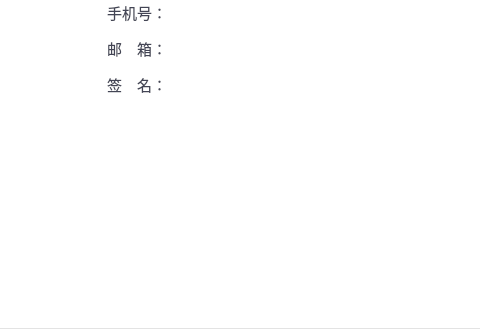
Qt form STSample/STContactDetail.ui (sunpu/stsample) before a commit; both pictures show x 102 to 582 and y 250 to 579 of the 685 by 579 pixel window.
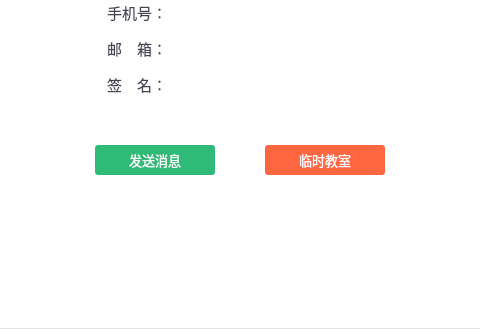
The same form after that commit. Icons and pictures are not drawn. Custom widgets are drawn as their Qt base class.

The edit to the form file:
```diff
--- a/STSample/STContactDetail.ui
+++ b/STSample/STContactDetail.ui
@@ -688,16 +688,22 @@
                  <height>30</height>
                 </size>
                </property>
+               <property name="font">
+                <font>
+                 <family>微软雅黑</family>
+                 <pointsize>10</pointsize>
+                </font>
+               </property>
                <property name="styleSheet">
                 <string notr="true">
 
 QPushButton {
 	border-radius: 3px;
 	color: rgb(255, 255, 255);
-	font: 10pt &quot;微软雅黑&quot;;
-	border-image: url(:/STSample/Resources/images/green.png);
-	width: 90;
-	height: 25;
+	background-color: rgb(48, 186, 120);
+}
+QPushButton:hover:pressed {
+	background-color: rgb(48, 186, 120);
 }
 QPushButton:hover:!pressed {
 	border-image: url(:/STSample/Resources/images/green_focus.png);
@@ -731,16 +737,22 @@
                  <height>30</height>
                 </size>
                </property>
+               <property name="font">
+                <font>
+                 <family>微软雅黑</family>
+                 <pointsize>10</pointsize>
+                </font>
+               </property>
                <property name="styleSheet">
                 <string notr="true">
 
 QPushButton {
 	border-radius: 3px;
 	color: rgb(255, 255, 255);
-	font: 10pt &quot;微软雅黑&quot;;
-	border-image: url(:/STSample/Resources/images/red.png);
-	width: 90;
-	height: 25;
+	background-color: rgb(255, 103, 65);
+}
+QPushButton:hover:pressed {
+	background-color: rgb(255, 103, 65);
 }
 QPushButton:hover:!pressed {
 	border-image: url(:/STSample/Resources/images/red_focus.png);
```
Left out of the diff: 46 changed lines with no effect on the pictures.
